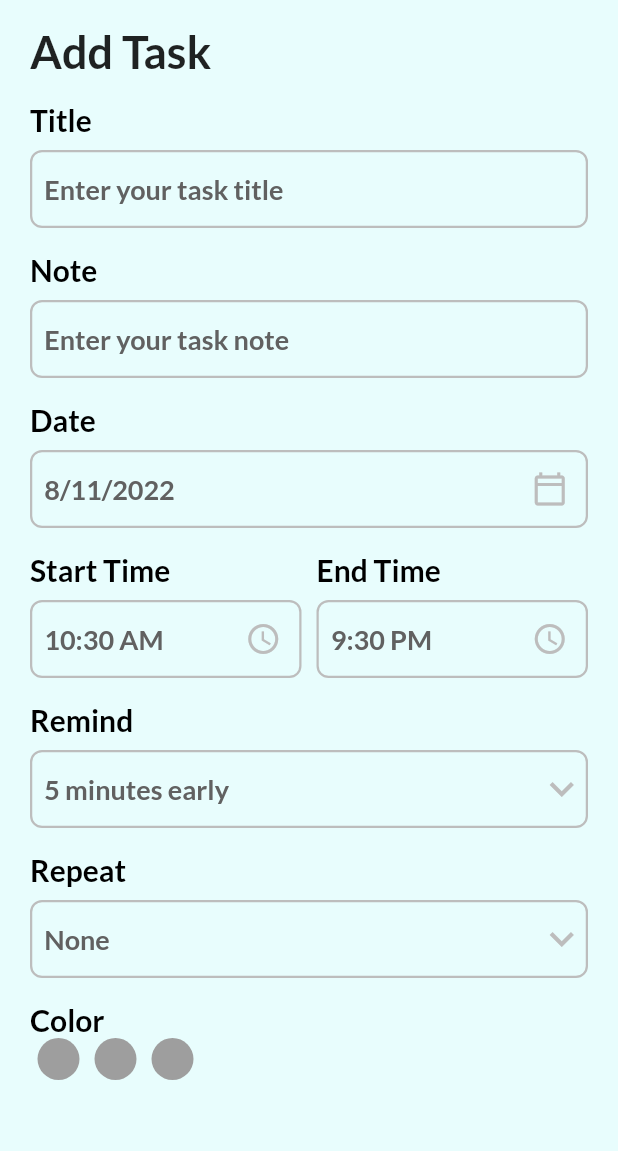
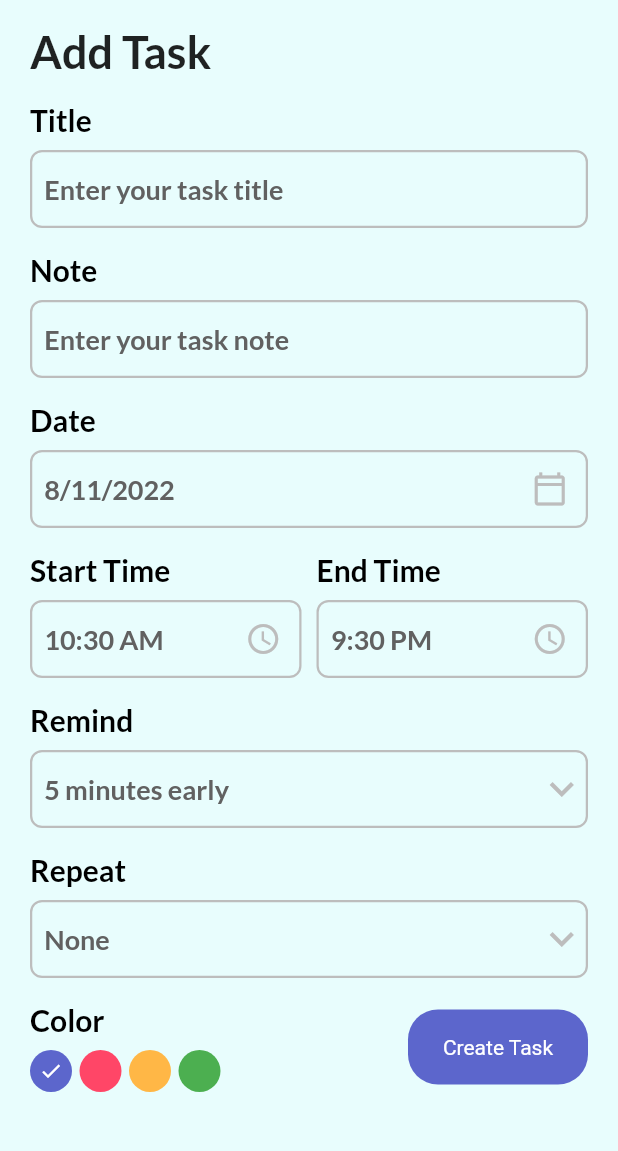
Before and after one commit to Tolulope05/flutter_todo_list, a Flutter app: the screen it shows after launch, after a tap on "+ Add Task", on a phone screen of 412 x 824 dp, the part 72-1223 px from its top. Run offline on Flutter 3.47's test engine with Material 2 defaults, Android fonts, the phone set to English and light mode, and no system bars; our stand-ins replace date_picker_timeline, flutter_local_notifications, get, get_storage, google_fonts, timezone.

Commit message:
worke on color pallete and create Taskbutton

```diff
--- a/lib/const/theme.dart
+++ b/lib/const/theme.dart
@@ -8,6 +8,7 @@ const Color scaffoldBgColor = Color(0xFFE8FDFD);
 const Color darkGreyColor = Color(0xff121212);
 const Color headerColor = Color(0xff424242);
 const Color greyColor = Color(0xffBDBDBD);
+const Color greenColor = Color(0xff4caf50);
 
 const primarycolor = bluishColor;
 
--- a/lib/screens/add_task_bar.dart
+++ b/lib/screens/add_task_bar.dart
@@ -1,6 +1,7 @@
 import 'package:flutter/material.dart';
 import 'package:flutter_todo_list/const/styles.dart';
 import 'package:flutter_todo_list/const/theme.dart';
+import 'package:flutter_todo_list/widgets/button.dart';
 import 'package:flutter_todo_list/widgets/input_field.dart';
 import 'package:get/get.dart';
 import 'package:intl/intl.dart';
@@ -22,6 +23,13 @@ class _AddTaskPageState extends State<AddTaskPage> {
   List<int> remindList = [5, 10, 15, 20];
   String _selectedRepeat = "None";
   List<String> repeatList = ["None", "Daily", "Weekly", "Month"];
+  List<Color> colors = [
+    primarycolor,
+    pinkColor,
+    yellowColor,
+    greenColor,
+  ];
+  int _selectedColor = 0;
   @override
   Widget build(BuildContext context) {
     return Scaffold(
@@ -150,34 +158,59 @@ class _AddTaskPageState extends State<AddTaskPage> {
               Container(
                 margin: const EdgeInsets.only(top: 16.0),
                 child: Row(
+                  mainAxisAlignment: MainAxisAlignment.spaceBetween,
                   children: [
-                    Column(
+                    _colorPallete(),
+                    MyButton(label: "Create Task", onTap: () {})
+                  ],
+                ),
+              ),
+              SizedBox(
+                height: 30,
+                width: double.maxFinite,
+              )
+            ],
+          ),
+        ),
+      ),
+    );
+  }
+
+  Column _colorPallete() {
+    return Column(
       crossAxisAlignment: CrossAxisAlignment.start,
       children: [
         Text(
           "Color",
           style: titleStyle,
         ),
+        SizedBox(height: 8),
         Wrap(
-                          children: List<Widget>.generate(3, (index) {
-                            return const Padding(
-                              padding: EdgeInsets.symmetric(horizontal: 5.0),
+          children: List<Widget>.generate(colors.length, (index) {
+            return GestureDetector(
+              onTap: () {
+                _selectedColor = index;
+                setState(() {});
+                print(_selectedColor);
+              },
+              child: Padding(
+                padding: const EdgeInsets.only(right: 5.0),
                 child: CircleAvatar(
                   radius: 14,
-                                backgroundColor: Colors.grey,
+                  backgroundColor: colors[index],
+                  child: _selectedColor == index
+                      ? const Icon(
+                          Icons.done,
+                          color: white,
+                          size: 16,
+                        )
+                      : Container(),
+                ),
               ),
             );
           }),
         )
       ],
-                    )
-                  ],
-                ),
-              )
-            ],
-          ),
-        ),
-      ),
     );
   }
 
--- a/lib/widgets/button.dart
+++ b/lib/widgets/button.dart
@@ -18,7 +18,7 @@ class MyButton extends StatelessWidget {
       onTap: onTap,
       child: Container(
           width: 120,
-          height: 60,
+          height: 50,
           decoration: BoxDecoration(
             borderRadius: BorderRadius.circular(20),
             color: primarycolor,
```
Lines whose indentation alone changed are shown as unchanged.
